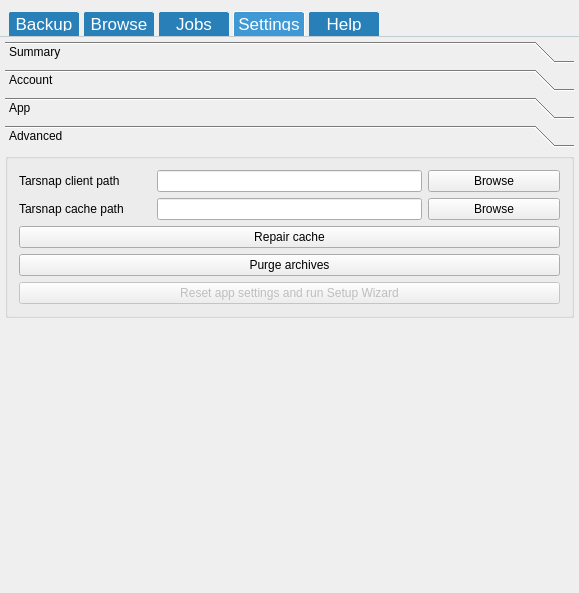
This is mainwindow.ui in Tarsnap/tarsnap-gui as Qt 5 draws it before an edit. The edited form follows.
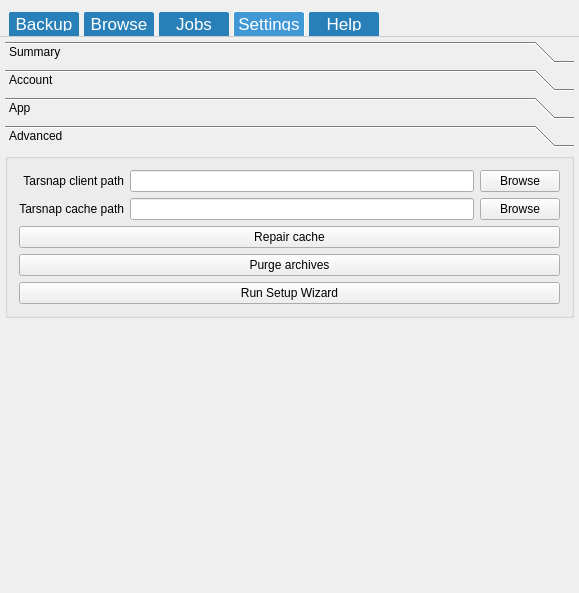
This is the edited form. Icons and pictures are not drawn. Custom widgets are drawn as their Qt base class.

Commit message:
Implement the Run Setup Wizard Settings action.
Allows the user to reconfigure the app using the same wizard used during the first time execution.

What changed in the file:
```diff
--- a/mainwindow.ui
+++ b/mainwindow.ui
@@ -1493,12 +1493,6 @@
              <layout class="QGridLayout" name="gridLayout_2">
               <item row="0" column="1" colspan="2">
                <widget class="QLineEdit" name="tarsnapPathLineEdit">
-                <property name="sizePolicy">
-                 <sizepolicy hsizetype="Preferred" vsizetype="Fixed">
-                  <horstretch>0</horstretch>
-                  <verstretch>0</verstretch>
-                 </sizepolicy>
-                </property>
                 <property name="text">
                  <string/>
                 </property>
@@ -1509,10 +1503,19 @@
                 <property name="text">
                  <string>Tarsnap client path</string>
                 </property>
+                <property name="alignment">
+                 <set>Qt::AlignRight|Qt::AlignTrailing|Qt::AlignVCenter</set>
+                </property>
                </widget>
               </item>
               <item row="0" column="3">
                <widget class="QPushButton" name="tarsnapPathBrowseButton">
+                <property name="sizePolicy">
+                 <sizepolicy hsizetype="Preferred" vsizetype="Fixed">
+                  <horstretch>0</horstretch>
+                  <verstretch>0</verstretch>
+                 </sizepolicy>
+                </property>
                 <property name="text">
                  <string>Browse</string>
                 </property>
@@ -1520,9 +1523,18 @@
               </item>
               <item row="1" column="0">
                <widget class="QLabel" name="label_12">
+                <property name="sizePolicy">
+                 <sizepolicy hsizetype="Maximum" vsizetype="Preferred">
+                  <horstretch>0</horstretch>
+                  <verstretch>0</verstretch>
+                 </sizepolicy>
+                </property>
                 <property name="text">
                  <string>Tarsnap cache path</string>
                 </property>
+                <property name="alignment">
+                 <set>Qt::AlignRight|Qt::AlignTrailing|Qt::AlignVCenter</set>
+                </property>
                </widget>
               </item>
               <item row="2" column="0" colspan="4">
@@ -1537,29 +1549,29 @@
               </item>
               <item row="1" column="3">
                <widget class="QPushButton" name="tarsnapCacheBrowseButton">
+                <property name="sizePolicy">
+                 <sizepolicy hsizetype="Maximum" vsizetype="Fixed">
+                  <horstretch>0</horstretch>
+                  <verstretch>0</verstretch>
+                 </sizepolicy>
+                </property>
                 <property name="text">
                  <string>Browse</string>
                 </property>
                </widget>
               </item>
               <item row="4" column="0" colspan="4">
-               <widget class="QPushButton" name="pushButton_7">
-                <property name="enabled">
-                 <bool>false</bool>
-                </property>
-                <property name="text">
+               <widget class="QPushButton" name="runSetupWizard">
+                <property name="toolTip">
                  <string>Reset app settings and run Setup Wizard</string>
                 </property>
+                <property name="text">
+                 <string>Run Setup Wizard</string>
+                </property>
                </widget>
               </item>
               <item row="1" column="1" colspan="2">
                <widget class="QLineEdit" name="tarsnapCacheLineEdit">
-                <property name="sizePolicy">
-                 <sizepolicy hsizetype="Preferred" vsizetype="Fixed">
-                  <horstretch>0</horstretch>
-                  <verstretch>0</verstretch>
-                 </sizepolicy>
-                </property>
                 <property name="text">
                  <string/>
                 </property>
```
Left out of the diff: 18 changed lines with no effect on the pictures. The commit also changes 5 other files.
